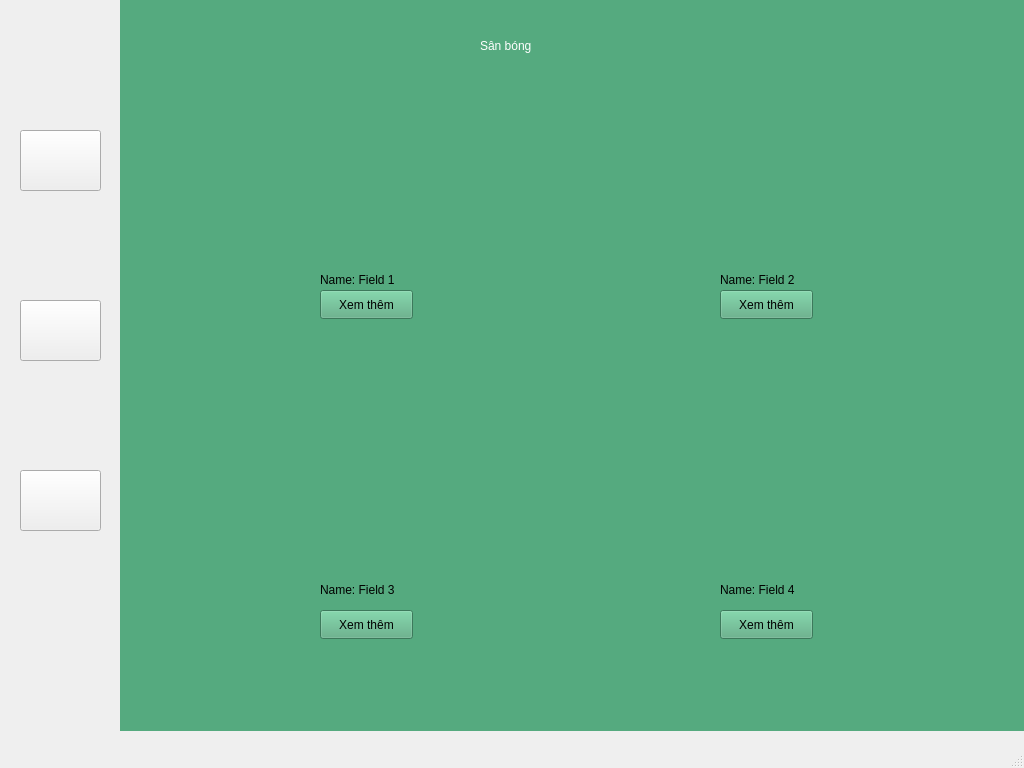
The window that ui/mainwindow.ui (NormalHumanUserName/python-app) describes before a commit, drawn with Qt 5.
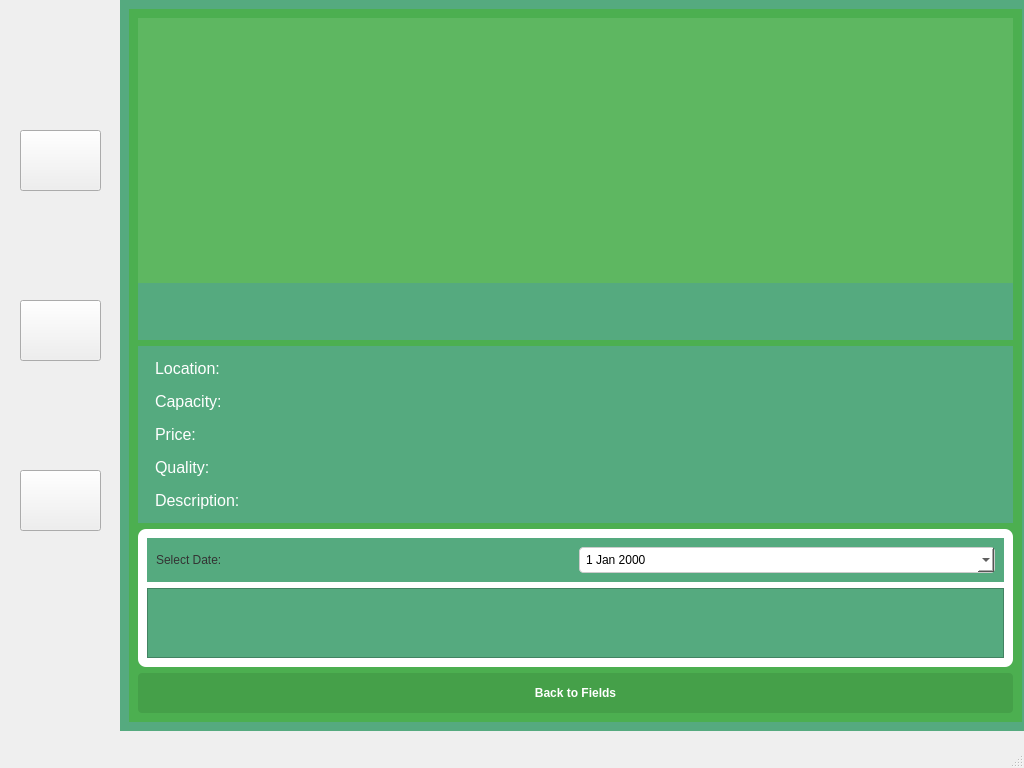
The same window after the commit. The open tabs and pages were chosen to show the change. Icons and pictures are not drawn.

```diff
--- a/ui/mainwindow.ui
+++ b/ui/mainwindow.ui
@@ -516,206 +516,6 @@
       </property>
      </widget>
     </widget>
-    <widget class="QWidget" name="page_4">
-     <widget class="QLabel" name="label_6">
-      <property name="geometry">
-       <rect>
-        <x>120</x>
-        <y>90</y>
-        <width>260</width>
-        <height>160</height>
-       </rect>
-      </property>
-      <property name="text">
-       <string/>
-      </property>
-      <property name="pixmap">
-       <pixmap>../../../../Downloads/download (6).jpg</pixmap>
-      </property>
-      <property name="scaledContents">
-       <bool>true</bool>
-      </property>
-     </widget>
-     <widget class="QLabel" name="label_12">
-      <property name="geometry">
-       <rect>
-        <x>200</x>
-        <y>270</y>
-        <width>101</width>
-        <height>20</height>
-       </rect>
-      </property>
-      <property name="text">
-       <string>Name: Field 1</string>
-      </property>
-     </widget>
-     <widget class="QPushButton" name="pushButton">
-      <property name="geometry">
-       <rect>
-        <x>200</x>
-        <y>290</y>
-        <width>93</width>
-        <height>29</height>
-       </rect>
-      </property>
-      <property name="text">
-       <string>Xem thêm</string>
-      </property>
-     </widget>
-     <widget class="QLabel" name="label_13">
-      <property name="geometry">
-       <rect>
-        <x>510</x>
-        <y>90</y>
-        <width>260</width>
-        <height>160</height>
-       </rect>
-      </property>
-      <property name="text">
-       <string/>
-      </property>
-      <property name="pixmap">
-       <pixmap>../../../../Downloads/images (1).jpg</pixmap>
-      </property>
-      <property name="scaledContents">
-       <bool>true</bool>
-      </property>
-     </widget>
-     <widget class="QLabel" name="label_130">
-      <property name="geometry">
-       <rect>
-        <x>120</x>
-        <y>410</y>
-        <width>260</width>
-        <height>160</height>
-       </rect>
-      </property>
-      <property name="text">
-       <string/>
-      </property>
-      <property name="pixmap">
-       <pixmap>../../../../Downloads/images (2).jpg</pixmap>
-      </property>
-      <property name="scaledContents">
-       <bool>true</bool>
-      </property>
-     </widget>
-     <widget class="QLabel" name="label_133">
-      <property name="geometry">
-       <rect>
-        <x>510</x>
-        <y>410</y>
-        <width>260</width>
-        <height>160</height>
-       </rect>
-      </property>
-      <property name="text">
-       <string/>
-      </property>
-      <property name="pixmap">
-       <pixmap>../../../../Downloads/download (7).jpg</pixmap>
-      </property>
-      <property name="scaledContents">
-       <bool>false</bool>
-      </property>
-     </widget>
-     <widget class="QPushButton" name="pushButton_2">
-      <property name="geometry">
-       <rect>
-        <x>600</x>
-        <y>290</y>
-        <width>93</width>
-        <height>29</height>
-       </rect>
-      </property>
-      <property name="text">
-       <string>Xem thêm</string>
-      </property>
-     </widget>
-     <widget class="QPushButton" name="pushButton_3">
-      <property name="geometry">
-       <rect>
-        <x>200</x>
-        <y>610</y>
-        <width>93</width>
-        <height>29</height>
-       </rect>
-      </property>
-      <property name="text">
-       <string>Xem thêm</string>
-      </property>
-     </widget>
-     <widget class="QPushButton" name="pushButton_4">
-      <property name="geometry">
-       <rect>
-        <x>600</x>
-        <y>610</y>
-        <width>93</width>
-        <height>29</height>
-       </rect>
-      </property>
-      <property name="text">
-       <string>Xem thêm</string>
-      </property>
-     </widget>
-     <widget class="QLabel" name="label_23">
-      <property name="geometry">
-       <rect>
-        <x>600</x>
-        <y>270</y>
-        <width>101</width>
-        <height>20</height>
-       </rect>
-      </property>
-      <property name="text">
-       <string>Name: Field 2</string>
-      </property>
-     </widget>
-     <widget class="QLabel" name="label_24">
-      <property name="geometry">
-       <rect>
-        <x>200</x>
-        <y>580</y>
-        <width>101</width>
-        <height>20</height>
-       </rect>
-      </property>
-      <property name="text">
-       <string>Name: Field 3</string>
-      </property>
-     </widget>
-     <widget class="QLabel" name="label_25">
-      <property name="geometry">
-       <rect>
-        <x>600</x>
-        <y>580</y>
-        <width>101</width>
-        <height>20</height>
-       </rect>
-      </property>
-      <property name="text">
-       <string>Name: Field 4</string>
-      </property>
-     </widget>
-     <widget class="QLabel" name="label_28">
-      <property name="geometry">
-       <rect>
-        <x>360</x>
-        <y>20</y>
-        <width>191</width>
-        <height>51</height>
-       </rect>
-      </property>
-      <property name="styleSheet">
-       <string notr="true">font: 700 24pt &quot;Segoe UI&quot;;
-color:rgb(255, 255, 255)
-</string>
-      </property>
-      <property name="text">
-       <string>Sân bóng</string>
-      </property>
-     </widget>
-    </widget>
     <widget class="QWidget" name="page_5">
      <layout class="QVBoxLayout" name="verticalLayout_5">
       <item>
@@ -806,7 +606,7 @@
                <string>Location:</string>
               </property>
               <property name="alignment">
-               <set>Qt::AlignLeft|Qt::AlignVCenter</set>
+               <set>Qt::AlignmentFlag::AlignLeading|Qt::AlignmentFlag::AlignLeft|Qt::AlignmentFlag::AlignVCenter</set>
               </property>
               <property name="labelType" stdset="0">
                <string>title</string>
@@ -819,7 +619,7 @@
                <string>Capacity:</string>
               </property>
               <property name="alignment">
-               <set>Qt::AlignLeft|Qt::AlignVCenter</set>
+               <set>Qt::AlignmentFlag::AlignLeading|Qt::AlignmentFlag::AlignLeft|Qt::AlignmentFlag::AlignVCenter</set>
               </property>
               <property name="labelType" stdset="0">
                <string>title</string>
@@ -832,7 +632,7 @@
                <string>Price:</string>
               </property>
               <property name="alignment">
-               <set>Qt::AlignLeft|Qt::AlignVCenter</set>
+               <set>Qt::AlignmentFlag::AlignLeading|Qt::AlignmentFlag::AlignLeft|Qt::AlignmentFlag::AlignVCenter</set>
               </property>
               <property name="labelType" stdset="0">
                <string>title</string>
@@ -845,7 +645,7 @@
                <string>Quality:</string>
               </property>
               <property name="alignment">
-               <set>Qt::AlignLeft|Qt::AlignVCenter</set>
+               <set>Qt::AlignmentFlag::AlignLeading|Qt::AlignmentFlag::AlignLeft|Qt::AlignmentFlag::AlignVCenter</set>
               </property>
               <property name="labelType" stdset="0">
                <string>title</string>
@@ -858,7 +658,7 @@
                <string>Description:</string>
               </property>
               <property name="alignment">
-               <set>Qt::AlignLeft|Qt::AlignVCenter</set>
+               <set>Qt::AlignmentFlag::AlignLeading|Qt::AlignmentFlag::AlignLeft|Qt::AlignmentFlag::AlignVCenter</set>
               </property>
               <property name="labelType" stdset="0">
                <string>title</string>
@@ -953,8 +753,8 @@
                 <rect>
                  <x>0</x>
                  <y>0</y>
-                 <width>778</width>
-                 <height>200</height>
+                 <width>837</width>
+                 <height>69</height>
                 </rect>
                </property>
                <layout class="QVBoxLayout" name="schedule_layout"/>
```
Left out of the diff: 4 changed lines with no effect on the pictures.
